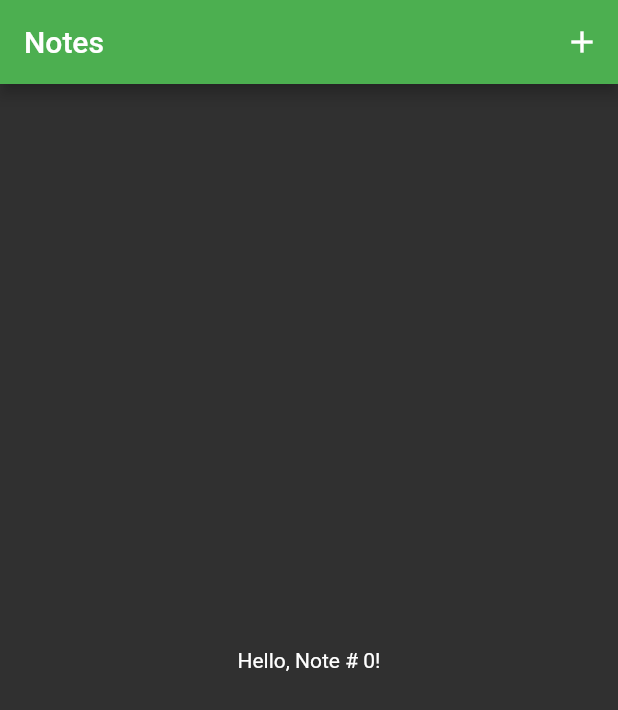
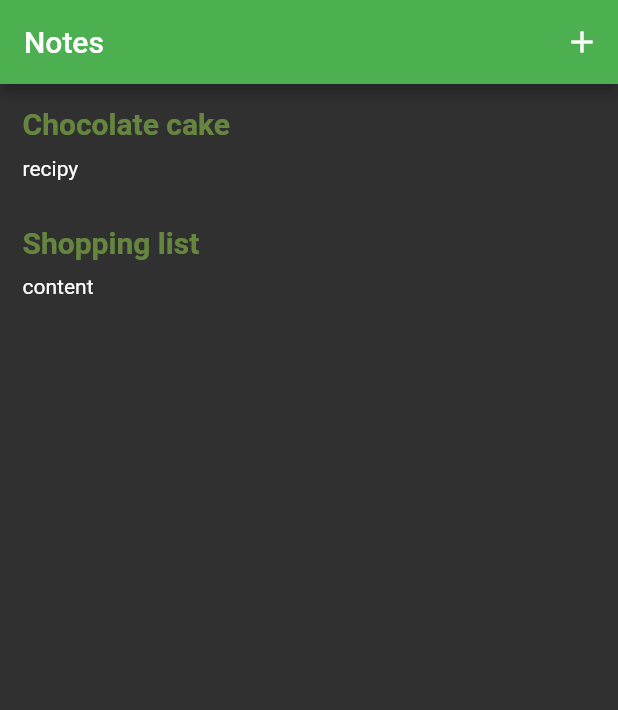
Before and after one commit to reybriel/flutter-notes, a Flutter app: the screen it shows after launch, on a phone screen of 412 x 824 dp. Shown: the top 710 px of the screen. Run offline on Flutter 3.47's test engine with Material 2 defaults, Android fonts, the phone set to English and light mode, and no system bars.

Commit message:
Create notes list

```diff
--- /dev/null
+++ b/lib/model/note_view_model.dart
@@ -0,0 +1,13 @@
+class NoteViewModel {
+  final String title;
+  final String content;
+
+  NoteViewModel(this.title, this.content);
+
+  static List<NoteViewModel> mock() {
+    return [
+      NoteViewModel('Chocolate cake', 'recipy'),
+      NoteViewModel('Shopping list', 'content')
+    ];
+  }
+}
--- /dev/null
+++ b/lib/scenes/notes_list/note_list_row.dart
@@ -0,0 +1,44 @@
+import 'package:flutter/material.dart';
+import 'package:my_notes/model/note_view_model.dart';
+
+class NoteListRow extends StatelessWidget {
+  final NoteViewModel _noteViewModel;
+
+  NoteListRow(this._noteViewModel);
+
+  @override
+  Widget build(BuildContext context) {
+    return Container(
+      child: Row(
+        children: [
+          Padding(
+            padding: EdgeInsets.all(10),
+            child: Column(
+              crossAxisAlignment: CrossAxisAlignment.start,
+              children: [
+                Padding(
+                  padding: EdgeInsets.all(5),
+                  child: Text(
+                    _noteViewModel.title,
+                    style: TextStyle(
+                      color: Colors.lightGreen.withAlpha(150),
+                      fontSize: 20,
+                      fontWeight: FontWeight.bold
+                      ),
+                    ),
+                  ),
+                Padding(
+                  padding: EdgeInsets.all(5),
+                  child: Text(
+                    _noteViewModel.content,
+                    style: TextStyle(fontSize: 14),
+                    ),
+                  ),
+                ],
+              ),
+            ),
+          ],
+        )
+      );
+  }
+}
--- a/lib/scenes/notes_list/notes_list_page.dart
+++ b/lib/scenes/notes_list/notes_list_page.dart
@@ -1,4 +1,6 @@
 import 'package:flutter/material.dart';
+import 'package:my_notes/scenes/notes_list/note_list_row.dart';
+import '../../model/note_view_model.dart';
 
 class NotesListPage extends StatefulWidget {
 
@@ -8,12 +10,11 @@ class NotesListPage extends StatefulWidget {
 
 class _NotesListState extends State<NotesListPage> {
   final String _pageTitle;
-  int _count = 0;
+  List<NoteViewModel> _notes = NoteViewModel.mock();
 
   _NotesListState(String pageTitle): this._pageTitle = pageTitle;
 
   void _addNewNote() => setState(() {
-      _count++;
     });
 
   @override
@@ -27,8 +28,10 @@ class _NotesListState extends State<NotesListPage> {
           )
         ],
       ),
-      body: Center(
-        child: Text('Hello, Note # $_count!'),
+      body: ListView(
+        children: _notes.map((noteViewModel) {
+          return NoteListRow(noteViewModel);
+        }).toList(),
       ),
     );
 }
```
